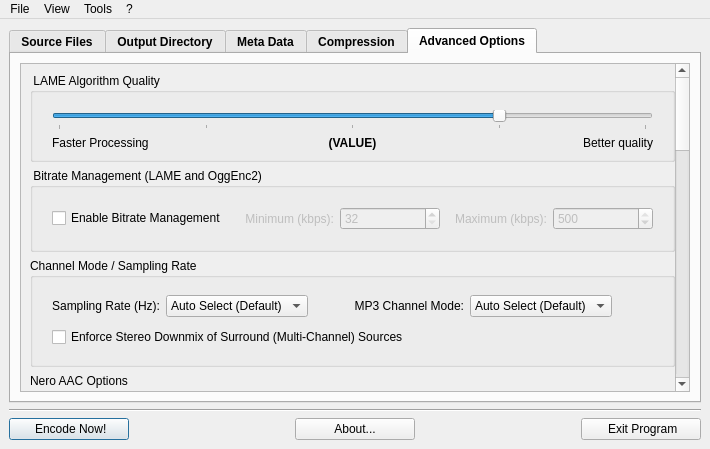
The window that LameXP_QT/gui/MainWindow.ui (manojkumardshenoy/mulder) describes before a commit, drawn with Qt 5.
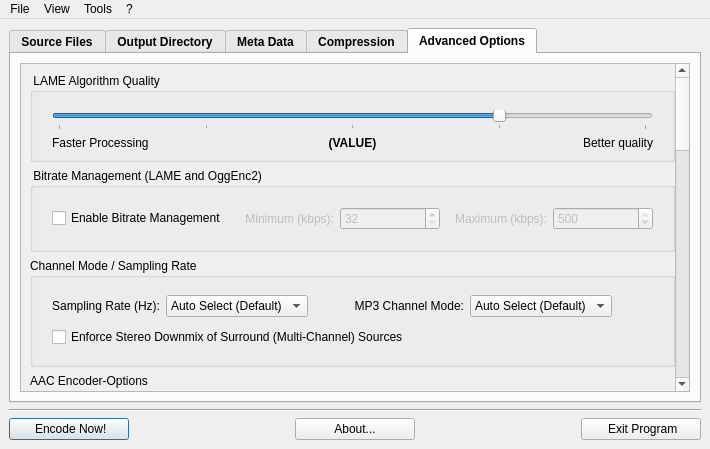
The same window after the commit. The open tabs and pages were chosen to show the change. Icons and pictures are not drawn.

```diff
--- a/LameXP_QT/gui/MainWindow.ui
+++ b/LameXP_QT/gui/MainWindow.ui
@@ -1099,8 +1099,8 @@
               <rect>
                <x>0</x>
                <y>0</y>
-               <width>602</width>
-               <height>1423</height>
+               <width>604</width>
+               <height>1426</height>
               </rect>
              </property>
              <layout class="QGridLayout" name="gridLayout_22">
@@ -1616,7 +1616,7 @@
                    </font>
                   </property>
                   <property name="title">
-                   <string>Nero AAC Options</string>
+                   <string>AAC Encoder-Options</string>
                   </property>
                   <layout class="QGridLayout" name="gridLayout_25">
                    <item row="3" column="1">
```
Left out of the diff: 6 changed lines with no effect on the pictures.
